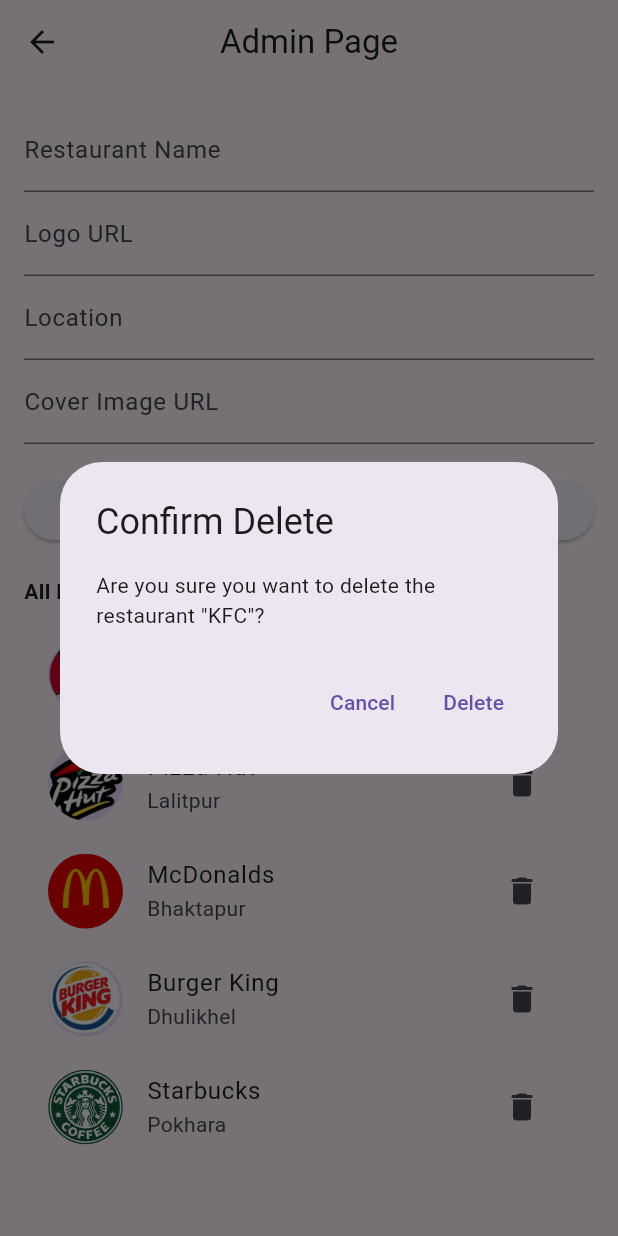
After one commit to GauravC02/DineSmart, a Flutter app: the AdminPage screen opened directly, after a tap on the "delete" icon, on a phone screen of 412 x 824 dp. The commit adds this screen. Run offline on Flutter 3.47's test engine with Material 3 defaults, Android fonts, the phone set to English and light mode, and no system bars; our stand-ins replace geocoding, geolocator, google_maps_flutter; missing offline and left inert: qr_code_scanner.

Commit message:
"Updated AndroidManifest.xml, added file selector and image picker plugins, modified profile.dart, and updated generated plugin registrants for Linux, MacOS, and Windows."

```diff
--- /dev/null
+++ b/dinesmart/lib/admin.dart
@@ -0,0 +1,154 @@
+import 'package:flutter/material.dart';
+import 'restaurants.dart'; // Import your Restaurant class and allRestaurants list
+
+class AdminPage extends StatefulWidget {
+  @override
+  _AdminPageState createState() => _AdminPageState();
+}
+
+class _AdminPageState extends State<AdminPage> {
+  final TextEditingController _nameController = TextEditingController();
+  final TextEditingController _logoController = TextEditingController();
+  final TextEditingController _locationController = TextEditingController();
+  final TextEditingController _coverImageController = TextEditingController();
+
+  @override
+  Widget build(BuildContext context) {
+    return Scaffold(
+      appBar: AppBar(
+        title: Text('Admin Page'),
+        centerTitle: true,
+      ),
+      body: Padding(
+        padding: const EdgeInsets.all(16.0),
+        child: Column(
+          crossAxisAlignment: CrossAxisAlignment.stretch,
+          children: <Widget>[
+            TextField(
+              controller: _nameController,
+              decoration: InputDecoration(labelText: 'Restaurant Name'),
+            ),
+            TextField(
+              controller: _logoController,
+              decoration: InputDecoration(labelText: 'Logo URL'),
+            ),
+            TextField(
+              controller: _locationController,
+              decoration: InputDecoration(labelText: 'Location'),
+            ),
+            TextField(
+              controller: _coverImageController,
+              decoration: InputDecoration(labelText: 'Cover Image URL'),
+            ),
+            SizedBox(height: 20),
+            ElevatedButton(
+              onPressed: () {
+                _addRestaurant(context);
+              },
+              child: Text('Add Restaurant'),
+            ),
+            SizedBox(height: 20),
+            Text(
+              'All Restaurants:',
+              style: TextStyle(fontWeight: FontWeight.bold),
+            ),
+            SizedBox(height: 10),
+            Expanded(
+              child: ListView.builder(
+                itemCount: allRestaurants.length,
+                itemBuilder: (context, index) {
+                  final restaurant = allRestaurants[index];
+                  return ListTile(
+                    title: Text(restaurant.name),
+                    subtitle: Text(restaurant.location),
+                    leading: CircleAvatar(
+                      backgroundImage: AssetImage(restaurant.logo),
+                      radius: 25, // Adjust the size as needed
+                    ),
+                    trailing: IconButton(
+                      icon: Icon(Icons.delete),
+                      onPressed: () {
+                        _confirmDelete(context, index, restaurant.name);
+                      },
+                    ),
+                  );
+                },
+              ),
+            ),
+          ],
+        ),
+      ),
+    );
+  }
+
+  void _addRestaurant(BuildContext context) {
+    // Validate input fields
+    if (_nameController.text.isEmpty ||
+        _logoController.text.isEmpty ||
+        _locationController.text.isEmpty ||
+        _coverImageController.text.isEmpty) {
+      ScaffoldMessenger.of(context).showSnackBar(
+        SnackBar(
+          content: Text('Please fill in all fields.'),
+          duration: Duration(seconds: 2),
+        ),
+      );
+      return;
+    }
+
+    final newRestaurant = Restaurant(
+      name: _nameController.text,
+      logo: _logoController.text,
+      location: _locationController.text,
+      coverImage: _coverImageController.text,
+      menu: [], // Initialize with an empty menu or predefined categories
+    );
+
+    allRestaurants.add(newRestaurant);
+
+    setState(() {
+      _nameController.clear();
+      _logoController.clear();
+      _locationController.clear();
+      _coverImageController.clear();
+    });
+
+    // Show snack bar or toast to indicate successful addition
+    ScaffoldMessenger.of(context).showSnackBar(
+      SnackBar(
+        content: Text('Restaurant added successfully!'),
+        duration: Duration(seconds: 2),
+      ),
+    );
+  }
+
+  void _confirmDelete(BuildContext context, int index, String restaurantName) {
+    showDialog(
+      context: context,
+      builder: (BuildContext context) {
+        return AlertDialog(
+          title: Text('Confirm Delete'),
+          content: Text(
+              'Are you sure you want to delete the restaurant "$restaurantName"?'),
+          actions: <Widget>[
+            TextButton(
+              child: Text('Cancel'),
+              onPressed: () {
+                Navigator.of(context).pop();
+              },
+            ),
+            TextButton(
+              child: Text('Delete'),
+              onPressed: () {
+                setState(() {
+                  allRestaurants.removeAt(index);
+                });
+                Navigator.of(context).pop();
+              },
+            ),
+          ],
+        );
+      },
+    );
+  }
+}
--- a/dinesmart/lib/profile.dart
+++ b/dinesmart/lib/profile.dart
@@ -1,6 +1,7 @@
 import 'package:flutter/material.dart';
 import 'login.dart';
 import 'signup.dart';
+import 'admin.dart'; // Import the admin page or widget
 
 class ProfilePage extends StatelessWidget {
   @override
@@ -82,6 +83,30 @@
                   style: TextStyle(fontSize: 16, color: Colors.white),
                 ),
               ),
+              SizedBox(height: 15),
+              ElevatedButton(
+                onPressed: () {
+                  Navigator.push(
+                    context,
+                    MaterialPageRoute(builder: (context) => AdminPage()),
+                  );
+                },
+                style: ButtonStyle(
+                  padding: MaterialStateProperty.all(
+                    EdgeInsets.symmetric(horizontal: 40, vertical: 15),
+                  ),
+                  shape: MaterialStateProperty.all(
+                    RoundedRectangleBorder(
+                      borderRadius: BorderRadius.circular(8),
+                    ),
+                  ),
+                  backgroundColor: MaterialStateProperty.all(Colors.orange),
+                ),
+                child: Text(
+                  'Admin',
+                  style: TextStyle(fontSize: 16, color: Colors.white),
+                ),
+              ),
             ],
           ),
         ),
--- a/dinesmart/pubspec.yaml
+++ b/dinesmart/pubspec.yaml
@@ -49,6 +49,7 @@
   http: ^1.2.1
   shared_preferences: ^2.0.15
   flutter_secure_storage: ^8.0.0
+  image_picker: ^0.8.4+3
 
 dev_dependencies:
   flutter_test:
```
Also changed, not shown: dinesmart/lib/address.dart (+6 -2 lines), dinesmart/pubspec.lock, 6 other files.
